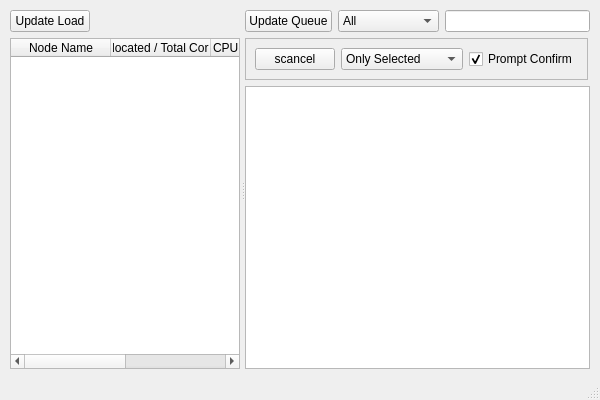
NSLS-II/PyELEGANT, file src/pyelegant/guis/nsls2apcluster/cluster_status/cluster_status.ui: the form before one commit.
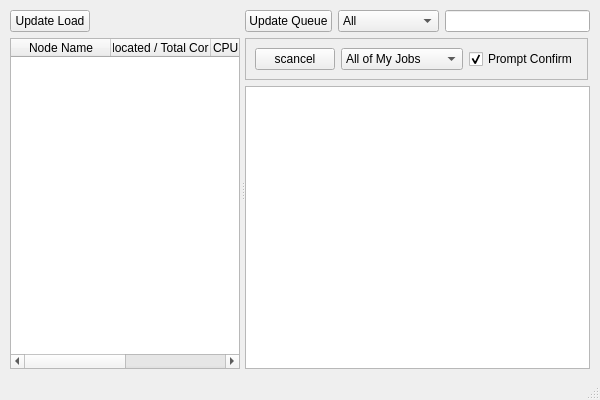
The form after the commit.

Commit message: adding option to scancel 'All of My Jobs'

```diff
--- a/src/pyelegant/guis/nsls2apcluster/cluster_status/cluster_status.ui
+++ b/src/pyelegant/guis/nsls2apcluster/cluster_status/cluster_status.ui
@@ -38,7 +38,7 @@
       <property name="handleWidth">
        <number>5</number>
       </property>
-      <widget class="QWidget" name="">
+      <widget class="QWidget" name="layoutWidget">
        <layout class="QVBoxLayout" name="verticalLayout_load">
         <item>
          <layout class="QHBoxLayout" name="horizontalLayout_4">
@@ -90,7 +90,7 @@
         </item>
        </layout>
       </widget>
-      <widget class="QWidget" name="">
+      <widget class="QWidget" name="layoutWidget">
        <layout class="QVBoxLayout" name="verticalLayout_q">
         <item>
          <layout class="QHBoxLayout" name="horizontalLayout">
@@ -155,6 +155,11 @@
              </item>
              <item>
               <widget class="QComboBox" name="comboBox_scancel_type">
+               <item>
+                <property name="text">
+                 <string>All of My Jobs</string>
+                </property>
+               </item>
                <item>
                 <property name="text">
                  <string>Only Selected</string>
```
The commit also changes 1 other file.
